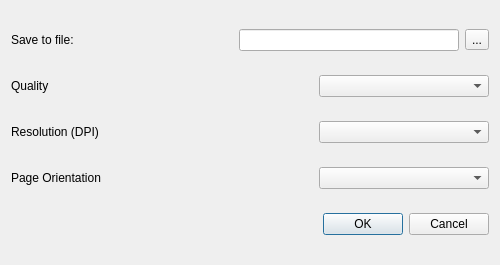
This is src/forms/dialogexportpdf.ui in socnetv/app as Qt 5 draws it before an edit. The edited form follows.
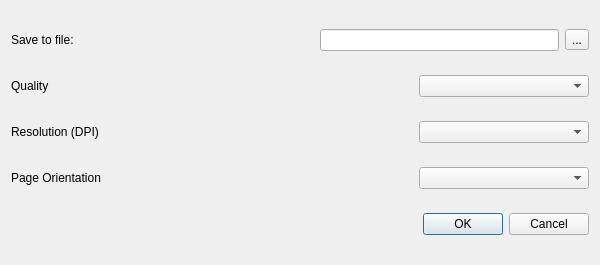
This is the edited form.

```diff
--- a/src/forms/dialogexportpdf.ui
+++ b/src/forms/dialogexportpdf.ui
@@ -6,22 +6,16 @@
    <rect>
     <x>0</x>
     <y>0</y>
-    <width>500</width>
+    <width>600</width>
     <height>265</height>
    </rect>
   </property>
   <property name="minimumSize">
    <size>
-    <width>500</width>
+    <width>600</width>
     <height>220</height>
    </size>
   </property>
-  <property name="maximumSize">
-   <size>
-    <width>700</width>
-    <height>500</height>
-   </size>
-  </property>
   <property name="windowTitle">
    <string>Export to PDF</string>
   </property>
```
Left out of the diff: 12 changed lines with no effect on the pictures.
